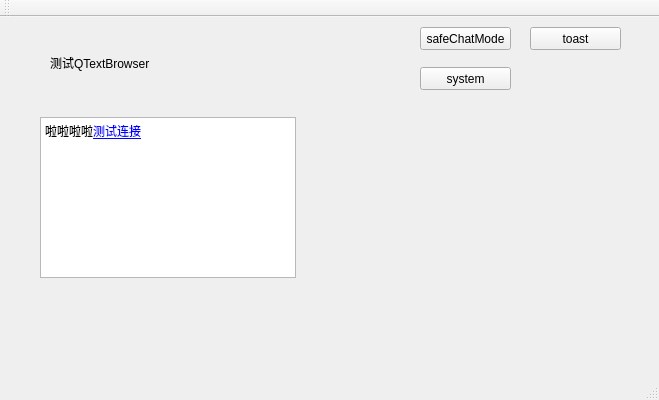
Above: QtDemo/TestQt/WidgetItems/WidgetItems.ui from Coder-Hrq/Code before the change. Below: the same form after it.
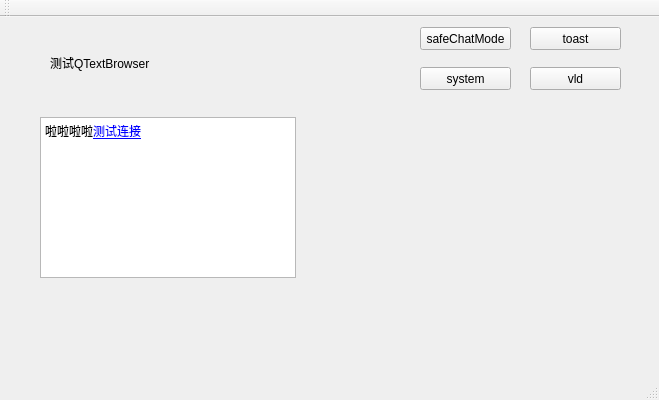
That is the form after the change. Custom widgets are drawn as their Qt base class.

The edit to the form file:
```diff
--- a/QtDemo/TestQt/WidgetItems/WidgetItems.ui
+++ b/QtDemo/TestQt/WidgetItems/WidgetItems.ui
@@ -173,6 +173,19 @@
      <string>system</string>
     </property>
    </widget>
+   <widget class="QPushButton" name="pushButton_vld">
+    <property name="geometry">
+     <rect>
+      <x>530</x>
+      <y>50</y>
+      <width>91</width>
+      <height>23</height>
+     </rect>
+    </property>
+    <property name="text">
+     <string>vld</string>
+    </property>
+   </widget>
   </widget>
   <widget class="QMenuBar" name="menuBar">
    <property name="geometry">
```
